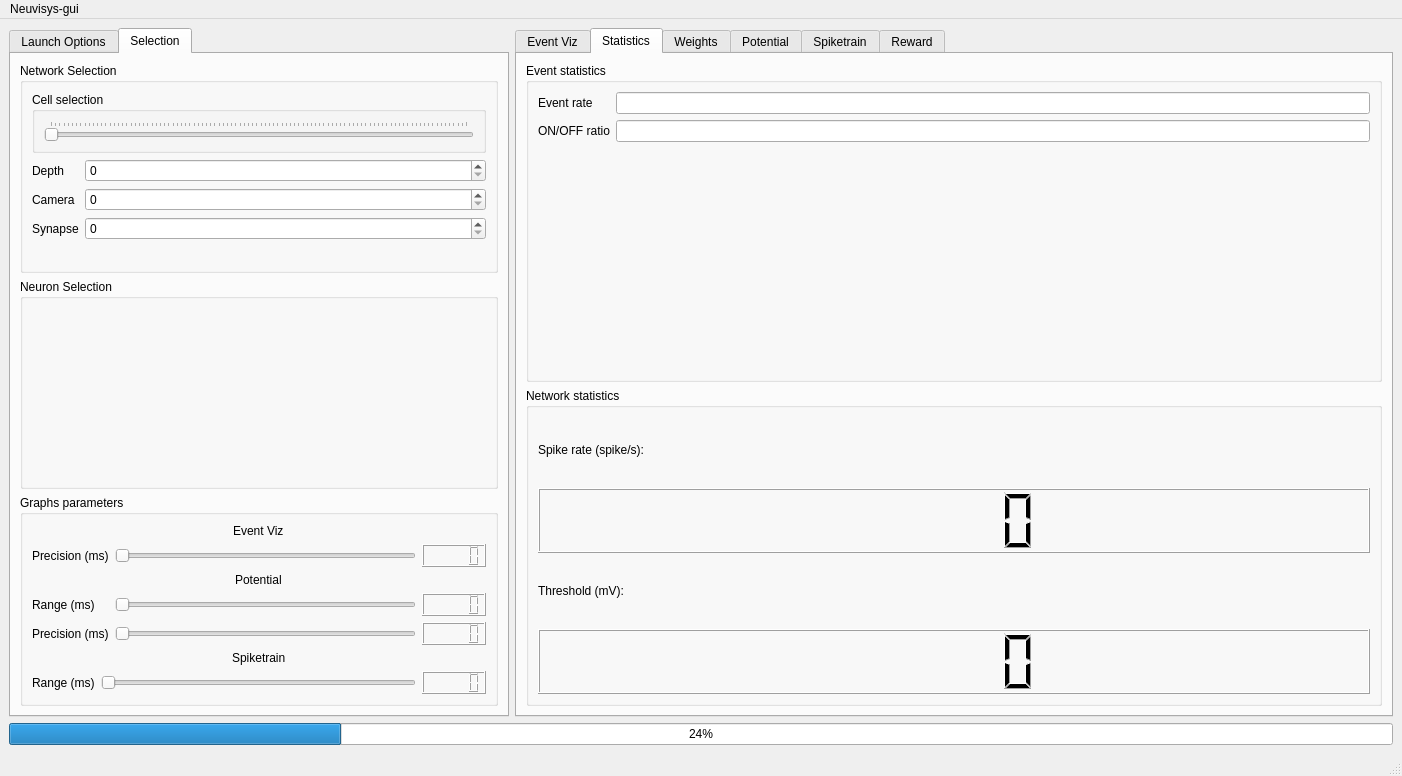
This is src/gui/neuvisysgui.ui in comsee-research/Neuvisys as Qt 5 draws it before an edit. The edited form follows.
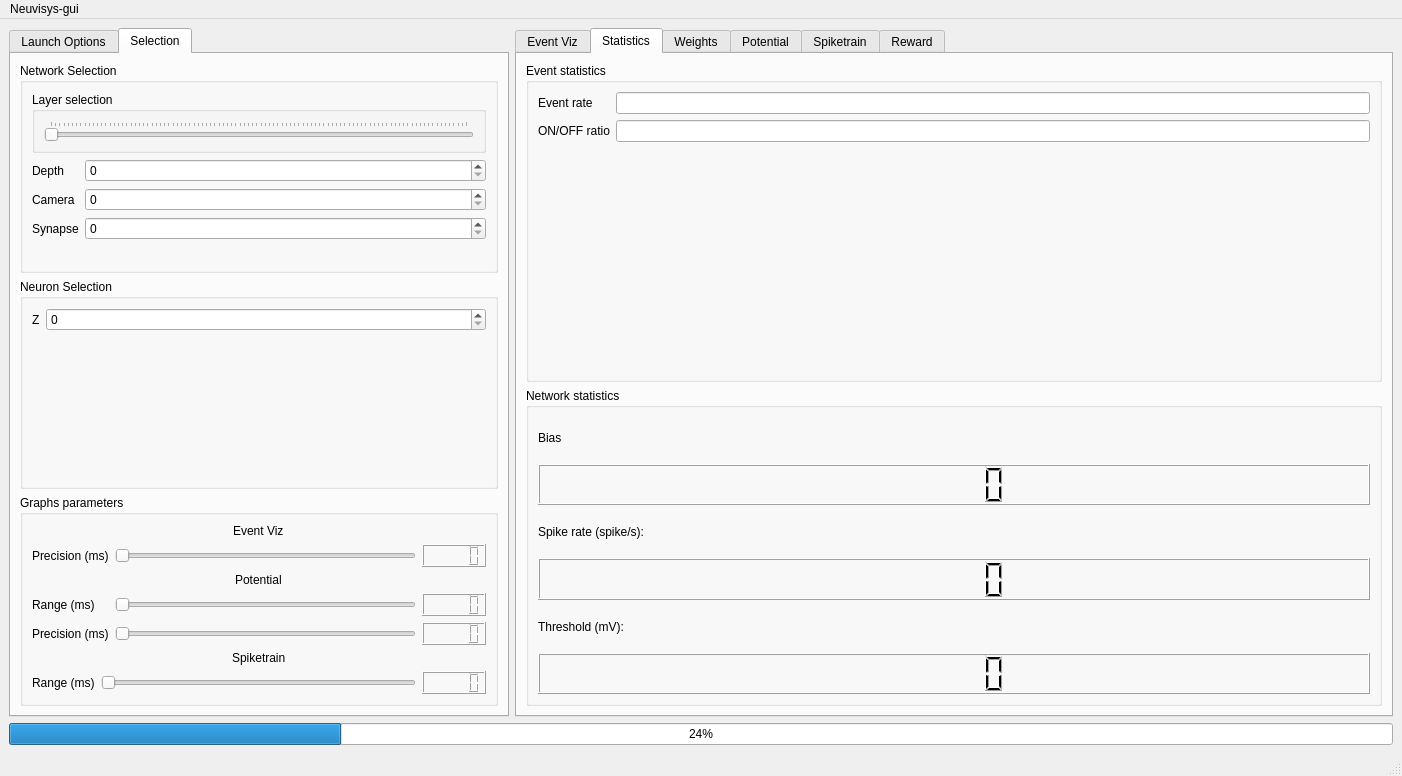
This is the edited form. The open tabs and pages were chosen to show the change. Custom widgets are drawn as their Qt base class.

Diff of the .ui file:
```diff
--- a/src/gui/neuvisysgui.ui
+++ b/src/gui/neuvisysgui.ui
@@ -132,6 +132,16 @@
           <layout class="QGridLayout" name="gridLayout_5">
            <item row="0" column="0">
             <layout class="QVBoxLayout" name="verticalLayout_2">
+             <item>
+              <widget class="QLabel" name="bias">
+               <property name="text">
+                <string>Bias</string>
+               </property>
+              </widget>
+             </item>
+             <item>
+              <widget class="QLCDNumber" name="lcd_bias"/>
+             </item>
              <item>
               <widget class="QLabel" name="spike_rate">
                <property name="text">
@@ -425,7 +435,7 @@
              <item row="0" column="0" colspan="2">
               <widget class="QGroupBox" name="groupBox_5">
                <property name="title">
-                <string>Cell selection</string>
+                <string>Layer selection</string>
                </property>
                <layout class="QGridLayout" name="gridLayout_19">
                 <item row="0" column="0">
@@ -451,8 +461,18 @@
           <property name="title">
            <string>Neuron Selection</string>
           </property>
-          <layout class="QVBoxLayout" name="verticalLayout_5">
-           <item>
+          <layout class="QFormLayout" name="formLayout_2">
+           <item row="0" column="0">
+            <widget class="QLabel" name="label_zcell">
+             <property name="text">
+              <string>Z</string>
+             </property>
+            </widget>
+           </item>
+           <item row="0" column="1">
+            <widget class="QSpinBox" name="spin_zcell_selection"/>
+           </item>
+           <item row="1" column="0" colspan="2">
             <layout class="QGridLayout" name="gridSelection"/>
            </item>
           </layout>
```
Left out of the diff: 26 changed lines with no effect on the pictures.
